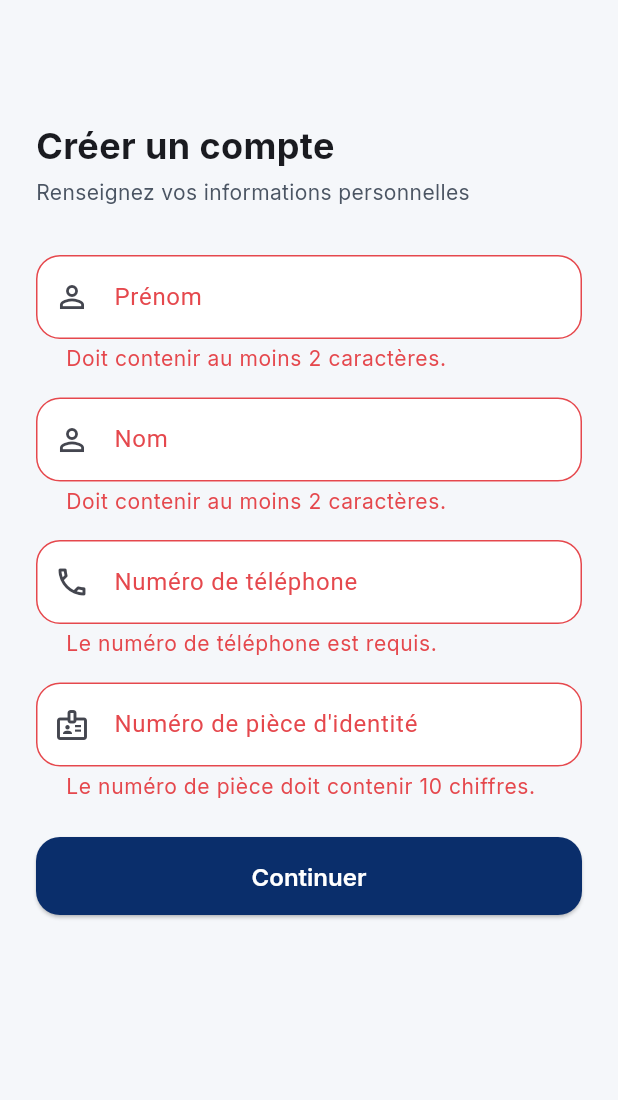
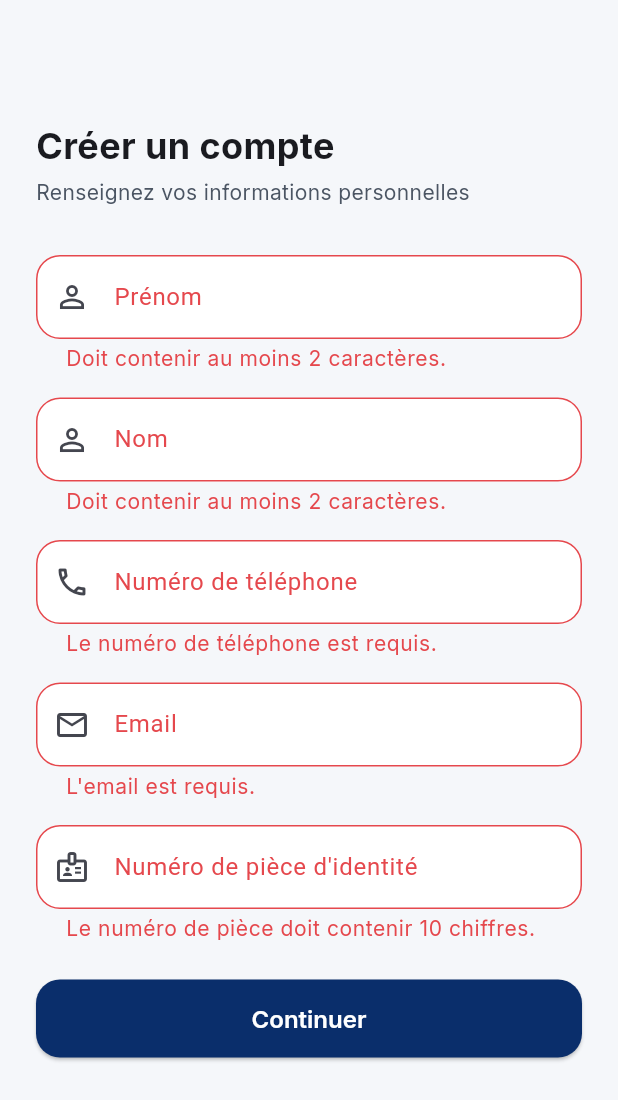
Before and after one commit to Alou66/flutter_banque, a Flutter app: the RegisterScreen screen opened by its route, after a tap on "Continuer", on a phone screen of 412 x 824 dp. Shown: the top 1100 px of the screen. Run offline on Flutter 3.47's test engine with Material 3 defaults, Android fonts, the light colour scheme and no system bars; our stand-ins replace dio, equatable, flutter_riverpod, flutter_secure_storage, go_router, google_fonts; accounts and stored records are empty.

Commit message:
ajout du champs email pour otp

```diff
--- a/lib/data/auth_data_source.dart
+++ b/lib/data/auth_data_source.dart
@@ -16,6 +16,7 @@ abstract class AuthDataSource {
     required String firstName,
     required String lastName,
     required String phoneNumber,
+    required String email,
   });
 
   Future<void> verifyOtp({required String phoneNumber, required String otp});
--- a/lib/data/mock/auth_mock_data_source.dart
+++ b/lib/data/mock/auth_mock_data_source.dart
@@ -9,12 +9,14 @@ class _MockAccount {
     required this.firstName,
     required this.lastName,
     required this.phoneNumber,
+    required this.email,
     required this.pin,
   });
 
   final String firstName;
   final String lastName;
   final String phoneNumber;
+  final String email;
   final String pin;
 
   AuthUser toUser() => AuthUser(
@@ -33,6 +35,7 @@ class AuthMockDataSource implements AuthDataSource {
       firstName: 'Alassane',
       lastName: 'Diallo',
       phoneNumber: '700000000',
+      email: 'alassane.diallo@example.com',
       pin: '1234',
     ),
   ];
@@ -61,6 +64,7 @@ class AuthMockDataSource implements AuthDataSource {
     required String firstName,
     required String lastName,
     required String phoneNumber,
+    required String email,
   }) async {
     await Future.delayed(const Duration(milliseconds: 1200));
     if (_findAccount(phoneNumber) != null) {
@@ -90,6 +94,7 @@ class AuthMockDataSource implements AuthDataSource {
       firstName: data.firstName,
       lastName: data.lastName,
       phoneNumber: data.phoneNumber,
+      email: data.email,
       pin: pin,
     );
     _accounts.add(account);
@@ -139,6 +144,7 @@ class AuthMockDataSource implements AuthDataSource {
       firstName: firstName,
       lastName: lastName,
       phoneNumber: phoneNumber,
+      email: _accounts[index].email,
       pin: _accounts[index].pin,
     );
     _accounts[index] = updated;
@@ -163,6 +169,7 @@ class AuthMockDataSource implements AuthDataSource {
       firstName: _accounts[index].firstName,
       lastName: _accounts[index].lastName,
       phoneNumber: _accounts[index].phoneNumber,
+      email: _accounts[index].email,
       pin: newPin,
     );
   }
--- a/lib/data/remote/auth_remote_data_source.dart
+++ b/lib/data/remote/auth_remote_data_source.dart
@@ -32,12 +32,14 @@ class AuthRemoteDataSource implements AuthDataSource {
     required String firstName,
     required String lastName,
     required String phoneNumber,
+    required String email,
   }) async {
     // auth_api ne crée pas le compte à cette étape (prénom/nom ne sont
-    // utiles qu'à POST /comptes, dans createPin) : elle envoie juste l'OTP.
+    // utiles qu'à POST /comptes, dans createPin) : elle envoie juste l'OTP,
+    // par email (Brevo), à l'adresse fournie ici.
     await _authClient.guardData(() => _authClient.dio.post(
           AuthEndpoints.sendOtp,
-          data: {'telephone': phoneNumber},
+          data: {'telephone': phoneNumber, 'email': email},
         ));
   }
 
@@ -66,6 +68,7 @@ class AuthRemoteDataSource implements AuthDataSource {
             'prenom': data.firstName,
             'nom': data.lastName,
             'telephone': data.phoneNumber,
+            'email': data.email,
             'numPiece': data.numPiece,
             'pin': pin,
           },
--- a/lib/models/dto/registration_data_dto.dart
+++ b/lib/models/dto/registration_data_dto.dart
@@ -6,12 +6,14 @@ class RegistrationDataDto {
     required this.firstName,
     required this.lastName,
     required this.phoneNumber,
+    required this.email,
     required this.numPiece,
   });
 
   final String firstName;
   final String lastName;
   final String phoneNumber;
+  final String email;
   final String numPiece;
 
   factory RegistrationDataDto.fromJson(Map<String, dynamic> json) =>
@@ -19,6 +21,7 @@ class RegistrationDataDto {
         firstName: json['firstName'] as String,
         lastName: json['lastName'] as String,
         phoneNumber: json['phoneNumber'] as String,
+        email: json['email'] as String,
         numPiece: json['numPiece'] as String,
       );
 
@@ -27,6 +30,7 @@ class RegistrationDataDto {
         firstName: data.firstName,
         lastName: data.lastName,
         phoneNumber: data.phoneNumber,
+        email: data.email,
         numPiece: data.numPiece,
       );
 
@@ -34,6 +38,7 @@ class RegistrationDataDto {
         'firstName': firstName,
         'lastName': lastName,
         'phoneNumber': phoneNumber,
+        'email': email,
         'numPiece': numPiece,
       };
 
@@ -41,6 +46,7 @@ class RegistrationDataDto {
         firstName: firstName,
         lastName: lastName,
         phoneNumber: phoneNumber,
+        email: email,
         numPiece: numPiece,
       );
 }
--- a/lib/models/registration_data.dart
+++ b/lib/models/registration_data.dart
@@ -7,6 +7,7 @@ class RegistrationData extends Equatable {
     required this.firstName,
     required this.lastName,
     required this.phoneNumber,
+    required this.email,
     required this.numPiece,
   });
 
@@ -14,10 +15,16 @@ class RegistrationData extends Equatable {
   final String lastName;
   final String phoneNumber;
 
+  /// Adresse email, obligatoire : c'est elle qui reçoit le code OTP (envoyé
+  /// via Brevo par auth_api) et elle est aussi stockée sur le compte
+  /// (`CompteRequest.email` côté banque1_api).
+  final String email;
+
   /// Numéro de pièce d'identité (10 chiffres), obligatoire pour la création
   /// de compte côté banque1_api (`CompteRequest.numPiece`).
   final String numPiece;
 
   @override
-  List<Object?> get props => [firstName, lastName, phoneNumber, numPiece];
+  List<Object?> get props =>
+      [firstName, lastName, phoneNumber, email, numPiece];
 }
--- a/lib/providers/register_controller.dart
+++ b/lib/providers/register_controller.dart
@@ -11,6 +11,7 @@ class RegisterController extends AsyncNotifier<void> {
     required String firstName,
     required String lastName,
     required String phoneNumber,
+    required String email,
   }) async {
     state = const AsyncLoading();
     state = await AsyncValue.guard(
@@ -18,6 +19,7 @@ class RegisterController extends AsyncNotifier<void> {
             firstName: firstName,
             lastName: lastName,
             phoneNumber: phoneNumber,
+            email: email,
           ),
     );
     return !state.hasError;
--- a/lib/repositories/auth_repository.dart
+++ b/lib/repositories/auth_repository.dart
@@ -14,6 +14,7 @@ abstract class AuthRepository {
     required String firstName,
     required String lastName,
     required String phoneNumber,
+    required String email,
   });
 
   Future<void> verifyOtp({required String phoneNumber, required String otp});
--- a/lib/repositories/auth_repository_impl.dart
+++ b/lib/repositories/auth_repository_impl.dart
@@ -25,11 +25,13 @@ class AuthRepositoryImpl implements AuthRepository {
     required String firstName,
     required String lastName,
     required String phoneNumber,
+    required String email,
   }) {
     return _dataSource.register(
       firstName: firstName,
       lastName: lastName,
       phoneNumber: phoneNumber,
+      email: email,
     );
   }
 
--- a/lib/screens/auth/otp_screen.dart
+++ b/lib/screens/auth/otp_screen.dart
@@ -58,8 +58,7 @@ class _OtpScreenState extends ConsumerState<OtpScreen> {
             children: [
               AuthHeader(
                 title: 'Vérification',
-                subtitle:
-                    'Entrez le code envoyé au ${widget.data.phoneNumber}',
+                subtitle: 'Entrez le code envoyé à ${widget.data.email}',
               ),
               const SizedBox(height: AppDimens.spaceXl),
               CodeInputField(
--- a/lib/screens/auth/register_screen.dart
+++ b/lib/screens/auth/register_screen.dart
@@ -23,6 +23,7 @@ class _RegisterScreenState extends ConsumerState<RegisterScreen> {
   final _firstNameController = TextEditingController();
   final _lastNameController = TextEditingController();
   final _phoneController = TextEditingController();
+  final _emailController = TextEditingController();
   final _numPieceController = TextEditingController();
 
   @override
@@ -30,6 +31,7 @@ class _RegisterScreenState extends ConsumerState<RegisterScreen> {
     _firstNameController.dispose();
     _lastNameController.dispose();
     _phoneController.dispose();
+    _emailController.dispose();
     _numPieceController.dispose();
     super.dispose();
   }
@@ -41,6 +43,7 @@ class _RegisterScreenState extends ConsumerState<RegisterScreen> {
       firstName: _firstNameController.text.trim(),
       lastName: _lastNameController.text.trim(),
       phoneNumber: _phoneController.text.trim(),
+      email: _emailController.text.trim(),
       numPiece: _numPieceController.text.trim(),
     );
 
@@ -48,6 +51,7 @@ class _RegisterScreenState extends ConsumerState<RegisterScreen> {
           firstName: data.firstName,
           lastName: data.lastName,
           phoneNumber: data.phoneNumber,
+          email: data.email,
         );
 
     if (!mounted) return;
@@ -102,6 +106,18 @@ class _RegisterScreenState extends ConsumerState<RegisterScreen> {
                 PhoneInputField(controller: _phoneController, enabled: !isLoading),
                 const SizedBox(height: AppDimens.spaceMd),
                 TextFormField(
+                  controller: _emailController,
+                  enabled: !isLoading,
+                  keyboardType: TextInputType.emailAddress,
+                  autocorrect: false,
+                  validator: Validators.email,
+                  decoration: const InputDecoration(
+                    labelText: 'Email',
+                    prefixIcon: Icon(Icons.email_outlined),
+                  ),
+                ),
+                const SizedBox(height: AppDimens.spaceMd),
+                TextFormField(
                   controller: _numPieceController,
                   enabled: !isLoading,
                   keyboardType: TextInputType.number,
--- a/lib/utils/validators.dart
+++ b/lib/utils/validators.dart
@@ -8,6 +8,8 @@ abstract class Validators {
   static final _otpRegExp = RegExp(r'^\d{6}$');
   // Doit rester aligné avec CompteRequest.numPiece dans banque1_api.
   static final _numPieceRegExp = RegExp(r'^\d{10}$');
+  // Validation simple, alignée avec @Email côté serveur (OtpRequest/CompteRequest).
+  static final _emailRegExp = RegExp(r'^[^@\s]+@[^@\s]+\.[^@\s]+$');
 
   static String? name(String? value) {
     if (value == null || value.trim().length < 2) {
@@ -40,6 +42,16 @@ abstract class Validators {
     return null;
   }
 
+  static String? email(String? value) {
+    if (value == null || value.trim().isEmpty) {
+      return 'L\'email est requis.';
+    }
+    if (!_emailRegExp.hasMatch(value.trim())) {
+      return 'Email invalide.';
+    }
+    return null;
+  }
+
   static String? numPiece(String? value) {
     if (value == null || !_numPieceRegExp.hasMatch(value.trim())) {
       return 'Le numéro de pièce doit contenir 10 chiffres.';
```
Also changed, not shown: 3 other files.
